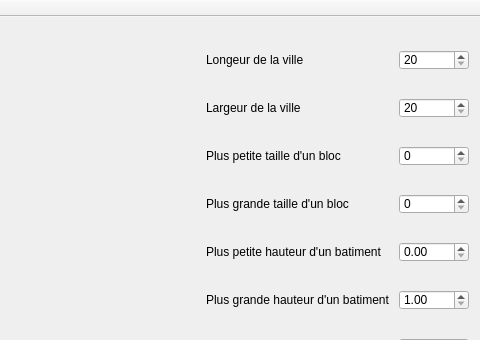
Qt form mainwindow.ui (haxelion/CityGenerator) before a commit; both pictures show x 311 to 791 and y 0 to 340 of the 791 by 569 pixel window.
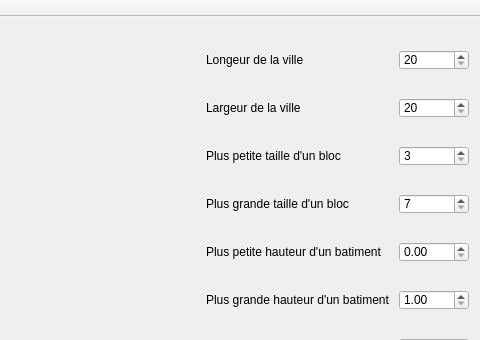
The same form after that commit.

Commit message: borne sur min et max size block

```diff
--- a/mainwindow.ui
+++ b/mainwindow.ui
@@ -176,6 +176,9 @@
             <height>20</height>
            </size>
           </property>
+          <property name="minimum">
+           <number>3</number>
+          </property>
          </widget>
         </item>
        </layout>
@@ -215,6 +218,9 @@
             <height>20</height>
            </size>
           </property>
+          <property name="minimum">
+           <number>7</number>
+          </property>
          </widget>
         </item>
        </layout>
```
